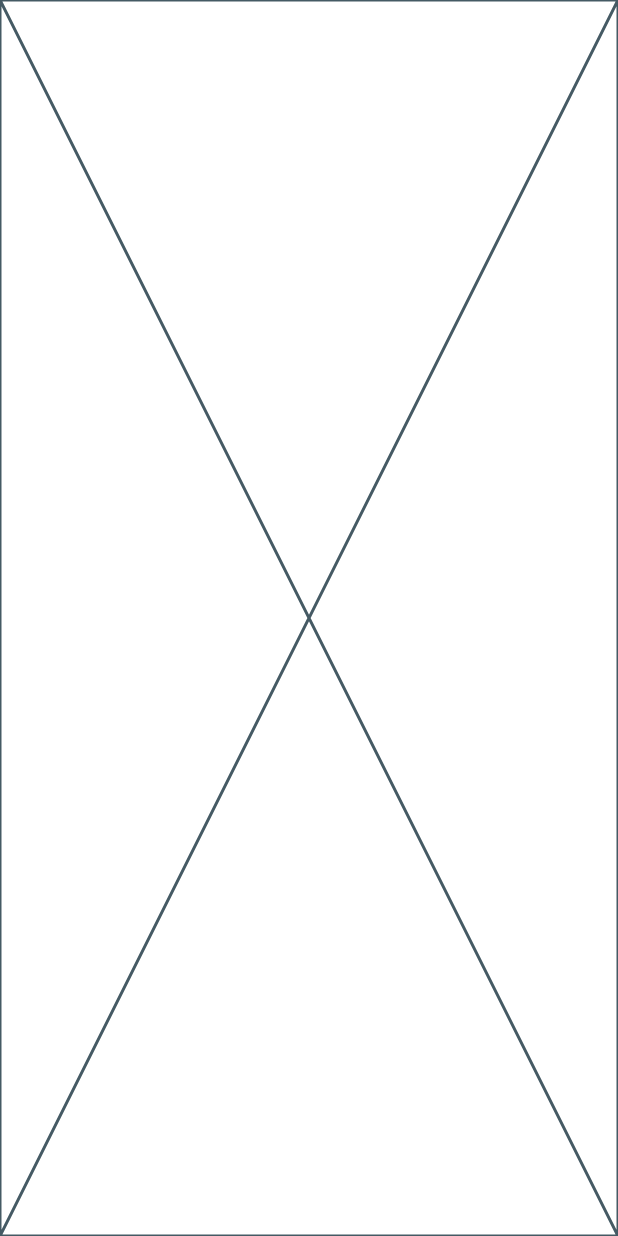
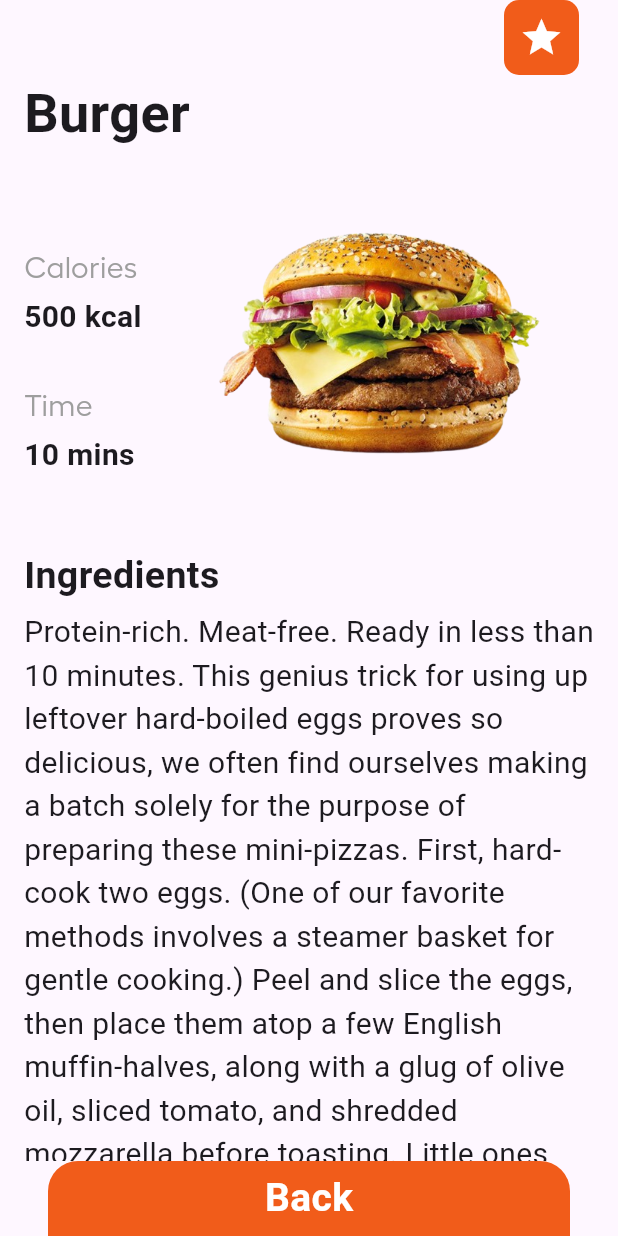
Before and after one commit to SMparthSharma/Food_Recipe_App, a Flutter app: the screen it shows after launch, after a tap on "Breakfast", on a phone screen of 412 x 824 dp. Run offline on Flutter 3.47's test engine with Material 3 defaults, Android fonts, the phone set to English and light mode, and no system bars; network calls fail; Roboto replaces fonts that are missing (Hellix-blod, Hellix-bold).

Commit message:
"second day "

```diff
--- a/lib/activity/home_screen.dart
+++ b/lib/activity/home_screen.dart
@@ -1,8 +1,10 @@
+import 'dart:convert';
+import 'dart:developer';
 import 'package:flutter/cupertino.dart';
 import 'package:flutter/material.dart';
 import 'package:food_recipi_app/activity/constant.dart';
 import 'package:food_recipi_app/activity/recipe_screen.dart';
-import 'package:get/get.dart';
+import 'package:http/http.dart';
 class Home extends StatefulWidget {
   const Home({super.key});
 
@@ -11,6 +13,20 @@ class Home extends StatefulWidget {
 }
 
 class _HomeState extends State<Home> {
+  TextEditingController searchController=TextEditingController();
+  getRecipe(String query) async {
+    String url="https://api.edamam.com/api/recipes/v2?type=public&q=ladoo&app_id=bacff06d&app_key=21d7a5e6d035e180d6276ca7544554e9%09";
+    Response response=await get(Uri.parse(url));
+    Map data=jsonDecode(response.body);
+    log(data.toString());
+    //print(data);
+  }
+
+  @override
+  void initState() {
+    super.initState();
+    getRecipe("burger");
+  }
 
   @override
   Widget build(BuildContext context) {
@@ -46,10 +62,19 @@ class _HomeState extends State<Home> {
                         borderRadius: BorderRadius.circular(12.0)
                       ),
                       child: TextField(
+                        controller: searchController,
                         cursorColor: kDarkColor,
                         decoration: InputDecoration(
                           border: InputBorder.none,
-                          prefixIcon: Icon(Icons.search,color: Colors.grey,size: 34.0,),
+                          prefixIcon: IconButton( onPressed: () {
+                            if((searchController.text).replaceAll(" ", "")=="" ){
+                                print("Blank search");
+                            }
+                            else{
+                              getRecipe(searchController.text);
+                            }
+                          },
+                            icon: Icon(Icons.search,size: 34.0,color: kBlueColor,),),
                           hintText: 'Search for recipes',
                           hintStyle: TextStyle(color: Colors.grey,fontSize: 20.0)
                         ),
@@ -173,11 +198,8 @@ class _HomeState extends State<Home> {
                 ],
               ),
               SizedBox(height: 12.0,),
-              Container(color: Colors.transparent,
-                width: MediaQuery.of(context).size.width,
-                height: 180,
-                child: ListView.builder(
-                 // physics: NeverScrollableScrollPhysics(),
+              ListView.builder(
+                  physics: NeverScrollableScrollPhysics(),
                   itemCount: 4,
                   scrollDirection: Axis.vertical,
                 padding: EdgeInsets.zero,
@@ -234,7 +256,6 @@ class _HomeState extends State<Home> {
 
 
               ),
-              ),
 
 
 
--- /dev/null
+++ b/lib/activity/model.dart
@@ -0,0 +1,9 @@
+class RecipeModel{
+  String foodLabel="pizza";
+  String image='appImage';
+  String mealType='breakfast';
+  double calories=500.0;
+  String ingredientLines=' ';
+  RecipeModel(this.image,this.foodLabel,this.calories,this.ingredientLines,this.mealType);
+
+}
--- a/lib/activity/recipe_screen.dart
+++ b/lib/activity/recipe_screen.dart
@@ -1,9 +1,94 @@
 import 'package:flutter/material.dart';
+import 'package:flutter/widgets.dart';
+import 'package:food_recipi_app/activity/constant.dart';
 class RecipeScreen extends StatelessWidget {
   const RecipeScreen({super.key});
 
   @override
   Widget build(BuildContext context) {
-    return const Placeholder();
+    return Scaffold(
+      bottomNavigationBar: GestureDetector(
+        onTap: ()=>Navigator.pop(context),
+        child: Container(
+          alignment: Alignment.center,
+          height: 50,
+          margin: EdgeInsets.symmetric(horizontal: 32.0),
+          decoration: BoxDecoration(
+            borderRadius: BorderRadius.only(topRight: Radius.circular(20.0),topLeft: Radius.circular(20.0)),
+            color: kOrangeColor
+          ),
+          child: Text('Back',style: TextStyle(fontWeight: FontWeight.bold,fontFamily: 'Hellix-bold',fontSize: 26.0,color: kLightColor),),
+        ),
+      ),
+      body: SingleChildScrollView(
+        child: SafeArea(
+          child:Container(
+            margin: EdgeInsets.only(
+                left: 16.0,
+                right: 16.0
+            ),
+            child: Column(crossAxisAlignment: CrossAxisAlignment.start,
+              children: [
+                Align(
+                  alignment: Alignment.topRight,
+                  child: Container(
+                    margin: EdgeInsets.symmetric(horizontal: 10.0),
+                    height: 50.0,
+                    width: 50.0,
+                    decoration: BoxDecoration(
+                      color: kOrangeColor,
+                      borderRadius: BorderRadius.circular(10.0)
+                    ),
+                    child: Icon(Icons.star,color: kLightColor,size: 30.0,),
+                  ),
+                ),
+                Container(
+                    width: MediaQuery.of(context).size.width/1.5,
+                    child: Text("Burger",style: TextStyle(fontSize: 36.0,fontFamily: 'Hellix-blod',fontWeight: FontWeight.bold,),)),
+                SizedBox(height: 15.0,),
+                SingleChildScrollView(
+                  scrollDirection: Axis.horizontal,
+                  physics: NeverScrollableScrollPhysics(),
+                  child: Row(crossAxisAlignment: CrossAxisAlignment.center,
+                    children: [
+                      Container(
+                        width: MediaQuery.of(context).size.width/3.5,
+                        child: Column(crossAxisAlignment: CrossAxisAlignment.start,
+                          children: [
+                            Text('Calories',style: TextStyle(fontFamily: 'Hellix',fontSize: 20.0,color: Colors.grey),),
+                            SizedBox(height: 4.0,),
+                            Text('500 kcal',style: TextStyle(fontFamily: 'Hellix-bold',fontSize: 20.0,fontWeight: FontWeight.bold),),
+                            SizedBox(height: 30.0,),
+                            Text('Time',style: TextStyle(fontFamily: 'Hellix',fontSize: 20.0,color: Colors.grey),),
+                            SizedBox(height: 4.0,),
+                            Text('10 mins',style: TextStyle(fontFamily: 'Hellix-bold',fontSize: 20.0,fontWeight: FontWeight.bold),),
+
+                          ],
+
+                        ),
+                      ),
+                      SizedBox(width: 10.0,),
+                      Image.asset('assets/images/Burger.png',height: 250.0,fit: BoxFit.contain,)
+                    ],
+                  ),
+                ),
+                Text('Ingredients',style: TextStyle(fontFamily: 'Hellix-bold',fontWeight: FontWeight.bold,fontSize: 25.0),),
+                SizedBox(height: 5.0,),
+                Text("Protein-rich. Meat-free. Ready in less than 10 minutes. This genius trick for using up leftover hard-boiled eggs proves so delicious, we often find ourselves making a batch solely for the purpose of preparing these mini-pizzas. First, hard-cook two eggs. (One of our favorite methods involves a steamer basket for gentle cooking.) Peel and slice the eggs, then place them atop a few English muffin-halves, along with a glug of olive oil, sliced tomato, and shredded mozzarella before toasting. Little ones love these open-faced sandwiches for a snack or a meal—but, in truth, kids of all ages scarf these cheese melts down." ,
+                  style: TextStyle(fontFamily: 'Hellix-bold',fontSize: 20.0),),
+                SizedBox(height: 20.0,),
+                Text('Directions',style: TextStyle(fontFamily: 'Hellix-bold',fontWeight: FontWeight.bold,fontSize: 25.0),),
+                SizedBox(height: 5.0,),
+                Text("Protein-rich. Meat-free. Ready in less than 10 minutes. This genius trick for using up leftover hard-boiled eggs proves so delicious, we often find ourselves making a batch solely for the purpose of preparing these mini-pizzas. First, hard-cook two eggs. (One of our favorite methods involves a steamer basket for gentle cooking.) Peel and slice the eggs, then place them atop a few English muffin-halves, along with a glug of olive oil, sliced tomato, and shredded mozzarella before toasting. Little ones love these open-faced sandwiches for a snack or a meal—but, in truth, kids of all ages scarf these cheese melts down." ,
+                  style: TextStyle(fontFamily: 'Hellix-bold',fontSize: 20.0),),
+
+
+              ],
+            ),
+          ) ,
+
+        ),
+      ),
+    );
   }
 }
--- a/lib/main.dart
+++ b/lib/main.dart
@@ -1,10 +1,7 @@
-import 'dart:io';
-
 import 'package:flutter/material.dart';
 import 'package:flutter/services.dart';
 import 'package:food_recipi_app/activity/constant.dart';
 import 'package:food_recipi_app/activity/home_screen.dart';
-import 'package:image_picker/image_picker.dart';
 
 void main() {
   SystemChrome.setSystemUIOverlayStyle(SystemUiOverlayStyle(
--- a/pubspec.yaml
+++ b/pubspec.yaml
@@ -37,6 +37,7 @@ dependencies:
   cupertino_icons: ^1.0.6
   image_picker: ^1.1.2
   get: ^4.6.6
+  http:
 
 dev_dependencies:
   flutter_test:
```
Also changed, not shown: pubspec.lock. Lines whose indentation alone changed are shown as unchanged.
